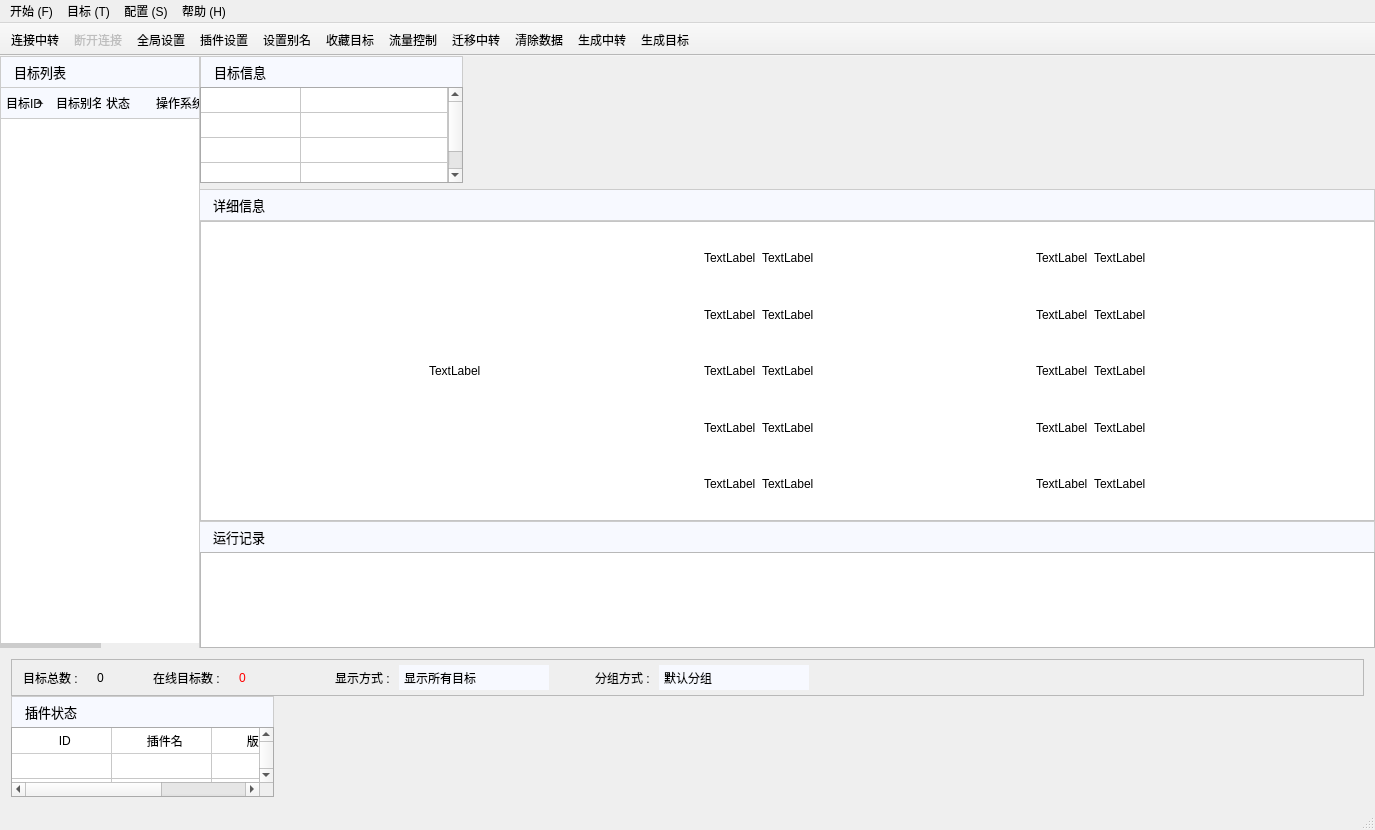
yzx65/RemoteControl, file maindlg.ui: the form before one commit.
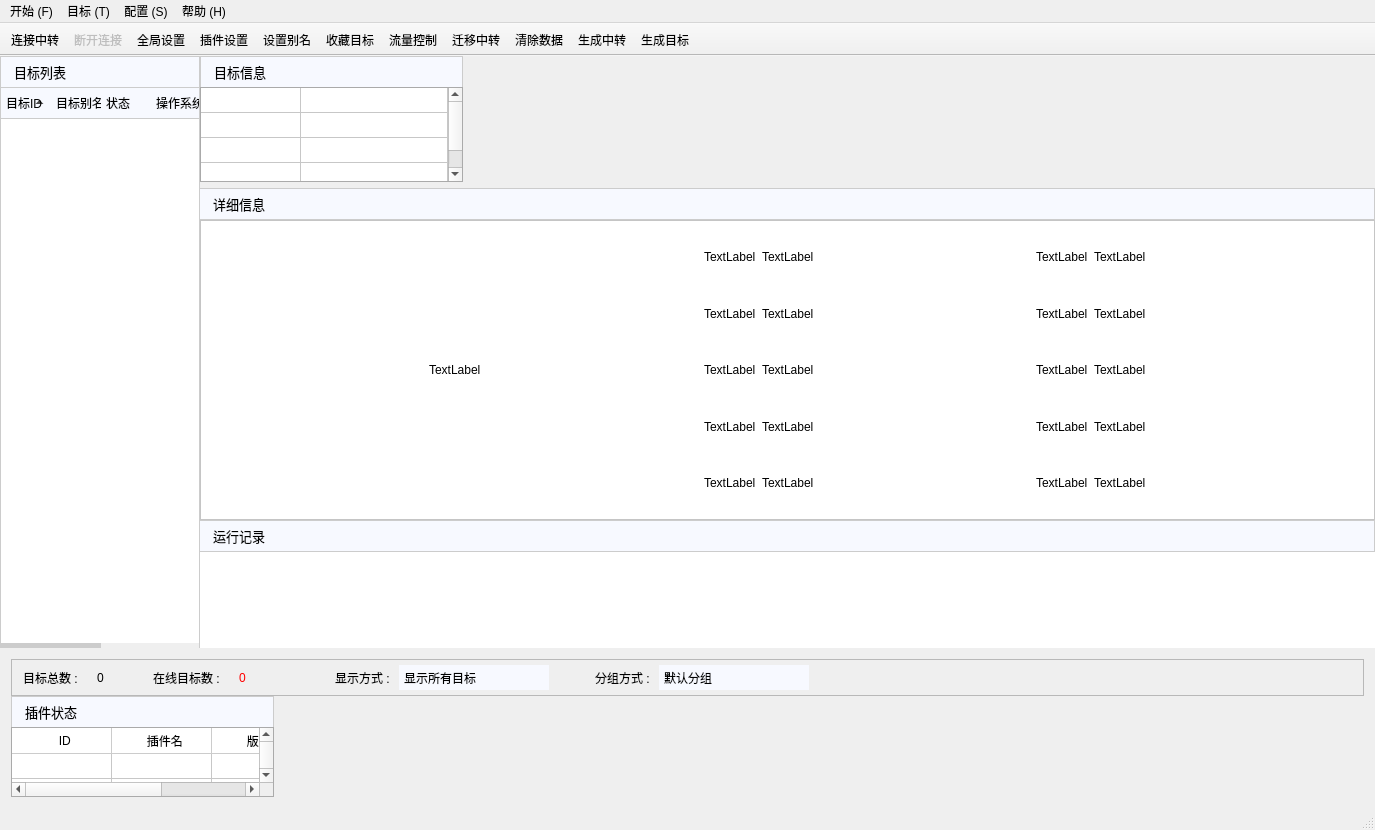
The form after the commit. Icons and pictures are not drawn.

Commit message: Change basic info object names

What changed in the file:
```diff
--- a/maindlg.ui
+++ b/maindlg.ui
@@ -742,7 +742,7 @@
 	min-height:30px;
 	padding-left:10px;
 	border:1px solid #cccccc;
-	border-bottom-width:0px;
+	border-bottom-width:1px;
 	border-left-width:0px;
 }</string>
              </property>
@@ -759,6 +759,9 @@
                <height>300</height>
               </size>
              </property>
+             <property name="frameShape">
+              <enum>QFrame::NoFrame</enum>
+             </property>
              <property name="readOnly">
               <bool>true</bool>
              </property>
```
Left out of the diff: 44 changed lines with no effect on the pictures. The commit also changes 1 other file.
